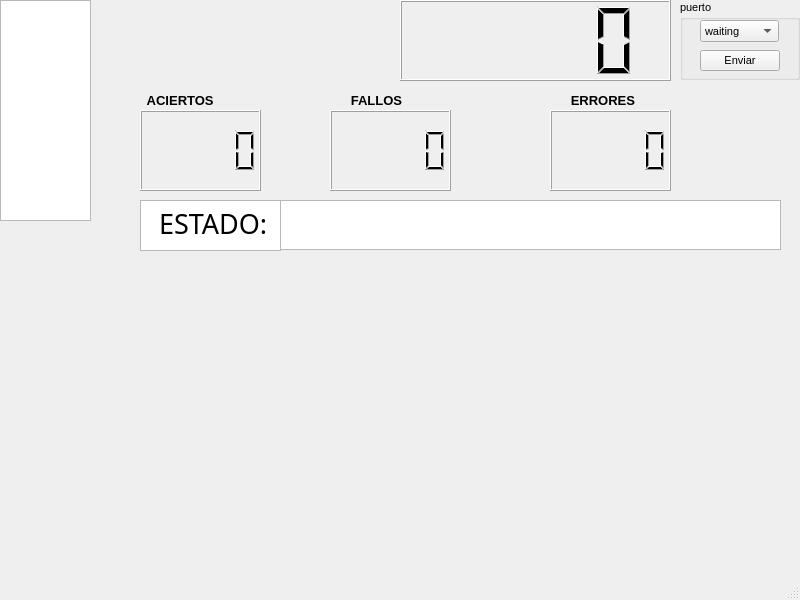
Old version of the form mainwindow.ui in the repository Gonzanegro/JuegoToposQt.
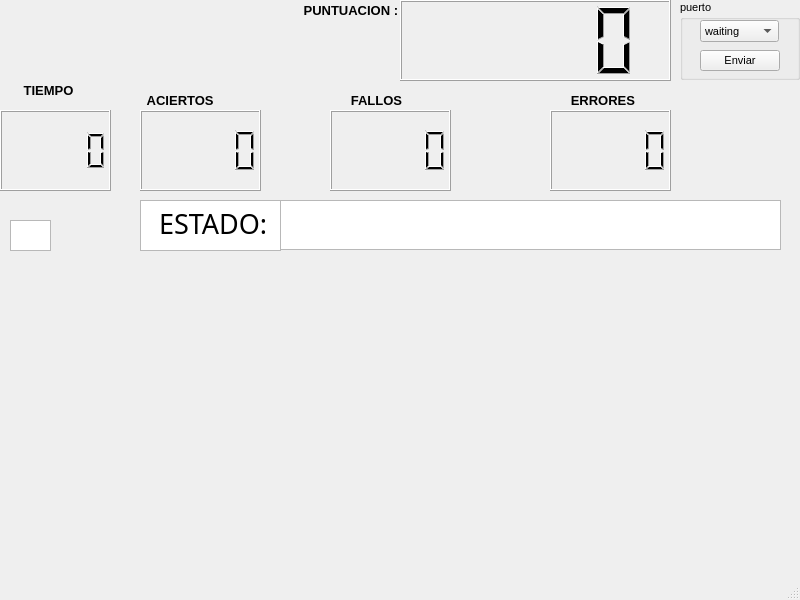
New version of the form.

Commit message: juego topos prendiendo y apagando leds

Diff of the .ui file:
```diff
--- a/mainwindow.ui
+++ b/mainwindow.ui
@@ -22,10 +22,10 @@
    <widget class="QTextBrowser" name="textBrowser">
     <property name="geometry">
      <rect>
-      <x>0</x>
-      <y>0</y>
-      <width>91</width>
-      <height>221</height>
+      <x>10</x>
+      <y>220</y>
+      <width>41</width>
+      <height>31</height>
      </rect>
     </property>
    </widget>
@@ -270,6 +270,56 @@
      <string>   ERRORES</string>
     </property>
    </widget>
+   <widget class="QLabel" name="label_4">
+    <property name="geometry">
+     <rect>
+      <x>300</x>
+      <y>0</y>
+      <width>111</width>
+      <height>21</height>
+     </rect>
+    </property>
+    <property name="font">
+     <font>
+      <pointsize>10</pointsize>
+      <weight>75</weight>
+      <bold>true</bold>
+     </font>
+    </property>
+    <property name="text">
+     <string> PUNTUACION :</string>
+    </property>
+   </widget>
+   <widget class="QLCDNumber" name="lcdCrono">
+    <property name="geometry">
+     <rect>
+      <x>0</x>
+      <y>110</y>
+      <width>111</width>
+      <height>81</height>
+     </rect>
+    </property>
+   </widget>
+   <widget class="QLabel" name="label_5">
+    <property name="geometry">
+     <rect>
+      <x>20</x>
+      <y>80</y>
+      <width>61</width>
+      <height>21</height>
+     </rect>
+    </property>
+    <property name="font">
+     <font>
+      <pointsize>10</pointsize>
+      <weight>75</weight>
+      <bold>true</bold>
+     </font>
+    </property>
+    <property name="text">
+     <string> TIEMPO</string>
+    </property>
+   </widget>
   </widget>
   <widget class="QMenuBar" name="menubar">
    <property name="geometry">
```
The commit also changes 2 other files.
